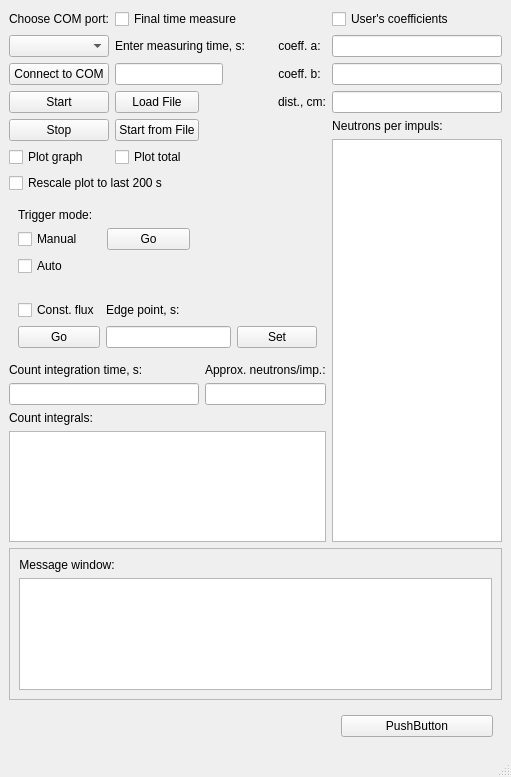
Old version of the form caller.ui in the repository goodvin360/pivn_app.
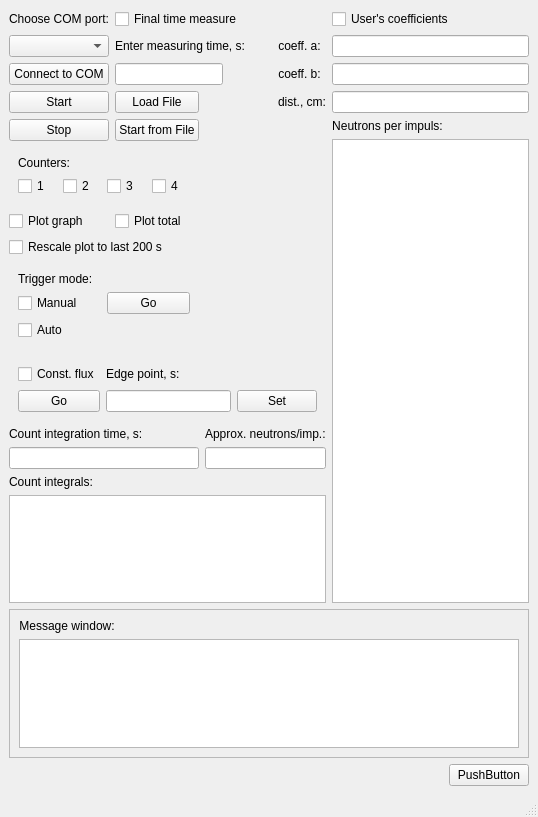
New version of the form. Custom widgets are drawn as their Qt base class.

Commit message: 03.06.2024 work 1: - startByFile delay set 0 ms - fixed backVal rounding - added counters choosing functionality - ui updated

```diff
--- a/caller.ui
+++ b/caller.ui
@@ -7,7 +7,7 @@
     <x>0</x>
     <y>0</y>
     <width>511</width>
-    <height>777</height>
+    <height>817</height>
    </rect>
   </property>
   <property name="maximumSize">
@@ -20,7 +20,7 @@
    <string>MainWindow</string>
   </property>
   <widget class="QWidget" name="centralwidget">
-   <layout class="QGridLayout" name="gridLayout_5">
+   <layout class="QGridLayout" name="gridLayout_6">
     <item row="0" column="0">
      <widget class="QLabel" name="label_2">
       <property name="text">
@@ -38,7 +38,7 @@
       </property>
      </widget>
     </item>
-    <item row="0" column="4">
+    <item row="0" column="4" colspan="2">
      <widget class="QCheckBox" name="checkBox_2">
       <property name="text">
        <string>User's coefficients</string>
@@ -80,7 +80,7 @@
       </property>
      </widget>
     </item>
-    <item row="1" column="4">
+    <item row="1" column="4" colspan="2">
      <widget class="QLineEdit" name="lineEdit_2">
       <property name="sizePolicy">
        <sizepolicy hsizetype="Minimum" vsizetype="Minimum">
@@ -132,7 +132,7 @@
       </property>
      </widget>
     </item>
-    <item row="2" column="4">
+    <item row="2" column="4" colspan="2">
      <widget class="QLineEdit" name="lineEdit_3">
       <property name="sizePolicy">
        <sizepolicy hsizetype="Minimum" vsizetype="Minimum">
@@ -190,7 +190,7 @@
       </property>
      </widget>
     </item>
-    <item row="3" column="4">
+    <item row="3" column="4" colspan="2">
      <widget class="QLineEdit" name="lineEdit_4">
       <property name="sizePolicy">
        <sizepolicy hsizetype="Minimum" vsizetype="Fixed">
@@ -239,7 +239,7 @@
       </property>
      </widget>
     </item>
-    <item row="5" column="4" rowspan="9">
+    <item row="5" column="4" rowspan="10" colspan="2">
      <widget class="QTextBrowser" name="textBrowser_2">
       <property name="maximumSize">
        <size>
@@ -249,7 +249,48 @@
       </property>
      </widget>
     </item>
-    <item row="6" column="0">
+    <item row="6" column="0" colspan="2">
+     <widget class="QWidget" name="widget_4" native="true">
+      <layout class="QGridLayout" name="gridLayout_5">
+       <item row="0" column="0" colspan="2">
+        <widget class="QLabel" name="label_12">
+         <property name="text">
+          <string>Counters:</string>
+         </property>
+        </widget>
+       </item>
+       <item row="1" column="0">
+        <widget class="QCheckBox" name="checkBox_9">
+         <property name="text">
+          <string>1</string>
+         </property>
+        </widget>
+       </item>
+       <item row="1" column="1">
+        <widget class="QCheckBox" name="checkBox_10">
+         <property name="text">
+          <string>2</string>
+         </property>
+        </widget>
+       </item>
+       <item row="1" column="2">
+        <widget class="QCheckBox" name="checkBox_11">
+         <property name="text">
+          <string>3</string>
+         </property>
+        </widget>
+       </item>
+       <item row="1" column="3">
+        <widget class="QCheckBox" name="checkBox_12">
+         <property name="text">
+          <string>4</string>
+         </property>
+        </widget>
+       </item>
+      </layout>
+     </widget>
+    </item>
+    <item row="7" column="0">
      <widget class="QCheckBox" name="checkBox_3">
       <property name="sizePolicy">
        <sizepolicy hsizetype="Fixed" vsizetype="Fixed">
@@ -262,21 +303,21 @@
       </property>
      </widget>
     </item>
-    <item row="6" column="1">
+    <item row="7" column="1">
      <widget class="QCheckBox" name="checkBox_4">
       <property name="text">
        <string>Plot total</string>
       </property>
      </widget>
     </item>
-    <item row="7" column="0" colspan="2">
+    <item row="8" column="0" colspan="2">
      <widget class="QCheckBox" name="checkBox_5">
       <property name="text">
        <string>Rescale plot to last 200 s</string>
       </property>
      </widget>
     </item>
-    <item row="8" column="0" colspan="2">
+    <item row="9" column="0" colspan="2">
      <widget class="QWidget" name="widget_2" native="true">
       <layout class="QGridLayout" name="gridLayout">
        <item row="0" column="0">
@@ -310,7 +351,7 @@
       </layout>
      </widget>
     </item>
-    <item row="9" column="0" colspan="4">
+    <item row="10" column="0" colspan="4">
      <widget class="QWidget" name="widget_3" native="true">
       <layout class="QGridLayout" name="gridLayout_4">
        <item row="0" column="0">
@@ -351,7 +392,7 @@
       </layout>
      </widget>
     </item>
-    <item row="10" column="0" colspan="2">
+    <item row="11" column="0" colspan="2">
      <widget class="QLabel" name="label_7">
       <property name="sizePolicy">
        <sizepolicy hsizetype="Minimum" vsizetype="Preferred">
@@ -364,7 +405,7 @@
       </property>
      </widget>
     </item>
-    <item row="10" column="2" colspan="2">
+    <item row="11" column="2" colspan="2">
      <widget class="QLabel" name="label_8">
       <property name="sizePolicy">
        <sizepolicy hsizetype="Minimum" vsizetype="Preferred">
@@ -377,7 +418,7 @@
       </property>
      </widget>
     </item>
-    <item row="11" column="0" colspan="2">
+    <item row="12" column="0" colspan="2">
      <widget class="QLineEdit" name="lineEdit_5">
       <property name="sizePolicy">
        <sizepolicy hsizetype="Minimum" vsizetype="Preferred">
@@ -390,24 +431,24 @@
       </property>
      </widget>
     </item>
-    <item row="11" column="2" colspan="2">
+    <item row="12" column="2" colspan="2">
      <widget class="QLineEdit" name="lineEdit_6">
       <property name="alignment">
        <set>Qt::AlignRight|Qt::AlignTrailing|Qt::AlignVCenter</set>
       </property>
      </widget>
     </item>
-    <item row="12" column="0">
+    <item row="13" column="0">
      <widget class="QLabel" name="label_9">
       <property name="text">
        <string>Count integrals:</string>
       </property>
      </widget>
     </item>
-    <item row="13" column="0" colspan="4">
+    <item row="14" column="0" colspan="4">
      <widget class="QTextBrowser" name="textBrowser_3"/>
     </item>
-    <item row="14" column="0" colspan="5">
+    <item row="15" column="0" colspan="6">
      <widget class="QFrame" name="frame">
       <property name="frameShape">
        <enum>QFrame::StyledPanel</enum>
@@ -457,20 +498,25 @@
       </layout>
      </widget>
     </item>
-    <item row="15" column="4">
-     <widget class="testWidget" name="widget" native="true">
-      <layout class="QGridLayout" name="gridLayout_2">
-       <item row="0" column="0">
-        <widget class="QPushButton" name="pushButton_6">
-         <property name="text">
-          <string>PushButton</string>
-         </property>
-        </widget>
-       </item>
-      </layout>
+    <item row="16" column="5">
+     <widget class="QPushButton" name="pushButton_6">
+      <property name="text">
+       <string>PushButton</string>
+      </property>
      </widget>
     </item>
    </layout>
+   <widget class="testWidget" name="widget" native="true">
+    <property name="geometry">
+     <rect>
+      <x>305</x>
+      <y>686</y>
+      <width>93</width>
+      <height>41</height>
+     </rect>
+    </property>
+    <layout class="QGridLayout" name="gridLayout_2"/>
+   </widget>
   </widget>
   <widget class="QMenuBar" name="menubar">
    <property name="geometry">
```
Left out of the diff: 118 changed lines with no effect on the pictures. The commit also changes 5 other files.
